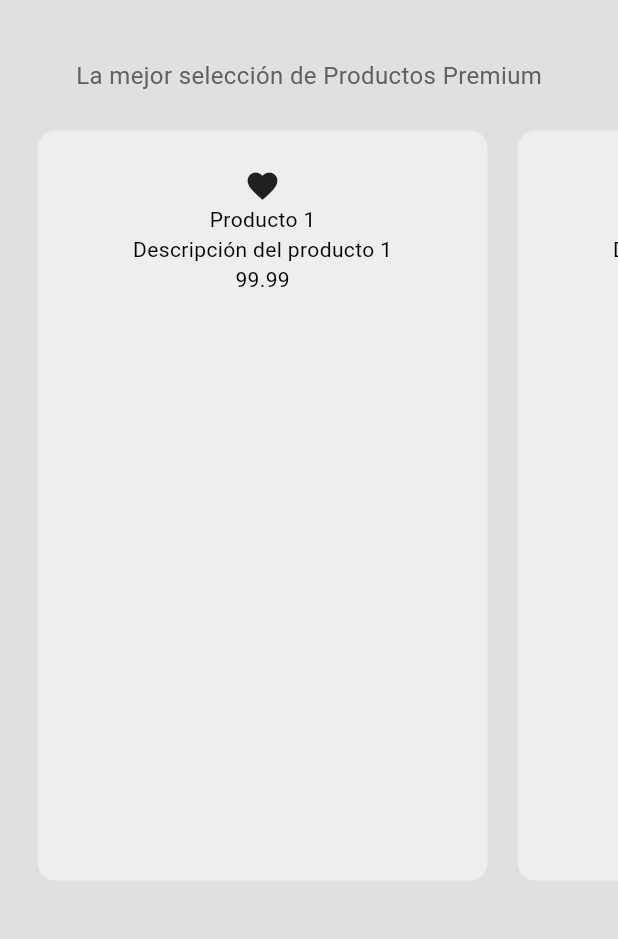
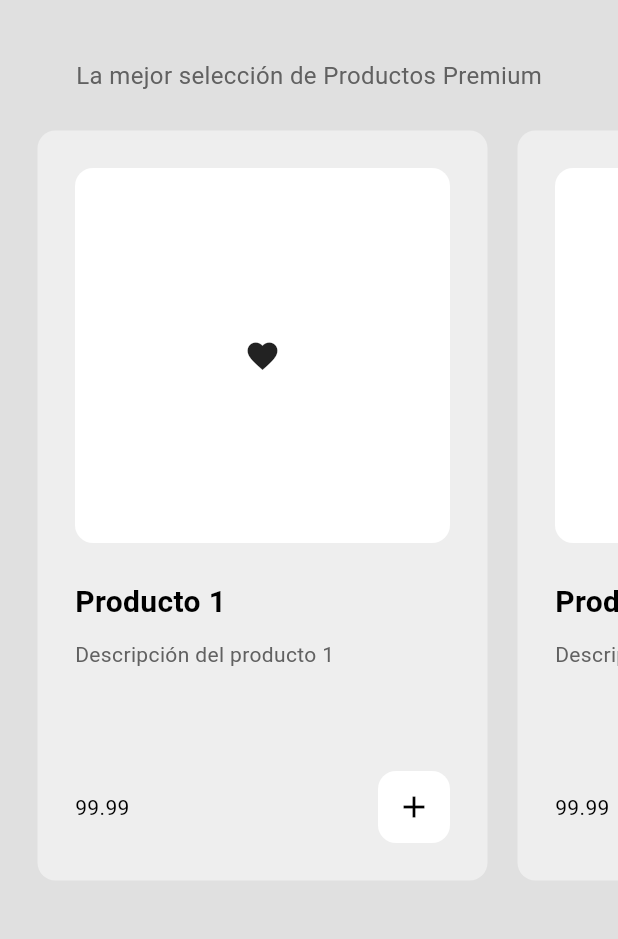
Before and after one commit to XamalionDev71/e401_ecommerce, a Flutter app: the ShopPage screen opened by its route, on a phone screen of 412 x 824 dp, the part 63-1002 px from its top. Run offline on Flutter 3.47's test engine with Material 3 defaults, Android fonts, the phone set to English and light mode, and no system bars.

Commit message:
commit3 13May2025

```diff
--- a/lib/components/mi_tarjeta_producto.dart
+++ b/lib/components/mi_tarjeta_producto.dart
@@ -19,20 +19,58 @@ class MiTarjetaProducto extends StatelessWidget {
       padding: EdgeInsets.all(25),
       width: 300,
       child: Column(
+        mainAxisAlignment: MainAxisAlignment.spaceBetween,
+        crossAxisAlignment: CrossAxisAlignment.start,
+        children: [
+          Column(
+            crossAxisAlignment: CrossAxisAlignment.start,
             children: [
               //imagen
-          Container(
+              AspectRatio(
+                aspectRatio: 1,
+                child: Container(
+                  decoration: BoxDecoration(
+                    color: theme.secondary,
+                    borderRadius: BorderRadius.circular(12),
+                  ),
+                  width: double.infinity,
+                  padding: EdgeInsets.all(25),
                   child: Icon(Icons.favorite),
                 ),
+              ),
+              SizedBox(height: 25),
 
               //nombre del producto
-          Text(producto.nombre),
+              Text(
+                producto.nombre,
+                style: TextStyle(fontWeight: FontWeight.bold, fontSize: 20),
+              ),
+              SizedBox(height: 10),
 
               //descripción
-          Text(producto.descripcion),
+              Text(
+                producto.descripcion,
+                style: TextStyle(color: theme.inversePrimary),
+              ),
+            ],
+          ),
 
+          Row(
+            mainAxisAlignment: MainAxisAlignment.spaceBetween,
+            children: [
               //precio del producto + botón agregar al carrito
               Text(producto.precio.toStringAsFixed(2)),
+
+              //Botón de agregar al carrito
+              Container(
+                decoration: BoxDecoration(
+                  color: theme.secondary,
+                  borderRadius: BorderRadius.circular(12),
+                ),
+                child: IconButton(onPressed: () {}, icon: Icon(Icons.add)),
+              ),
+            ],
+          ),
         ],
       ),
     );
```
Lines whose indentation alone changed are shown as unchanged.
